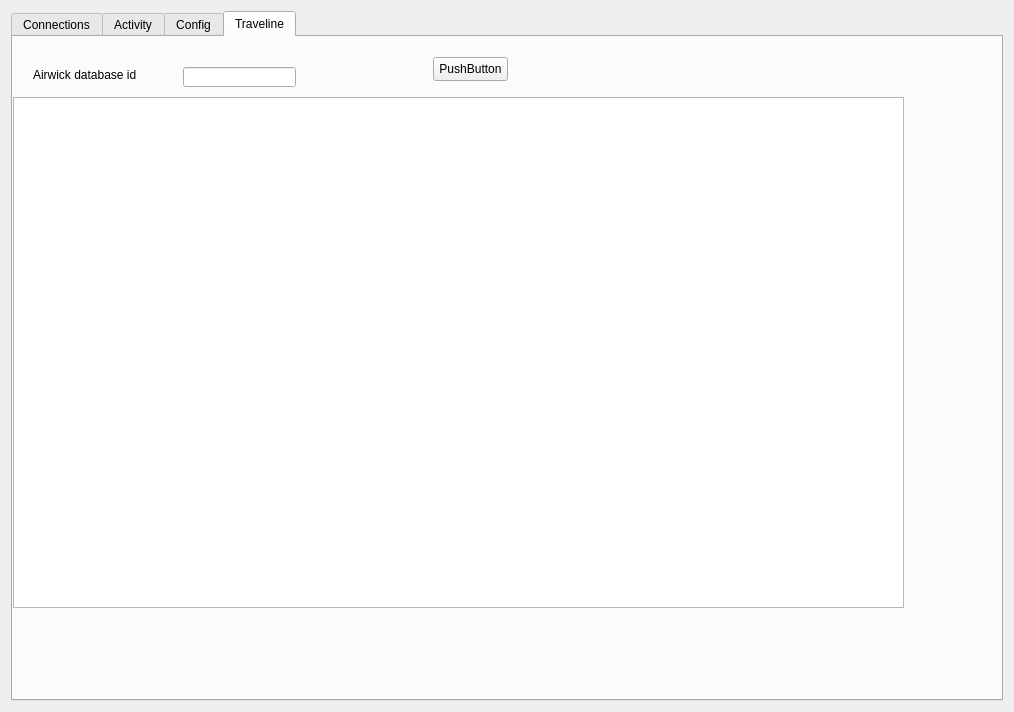
First picture: the form in Server/dlgmain.ui, repository End1-1/Resort, before the edit.
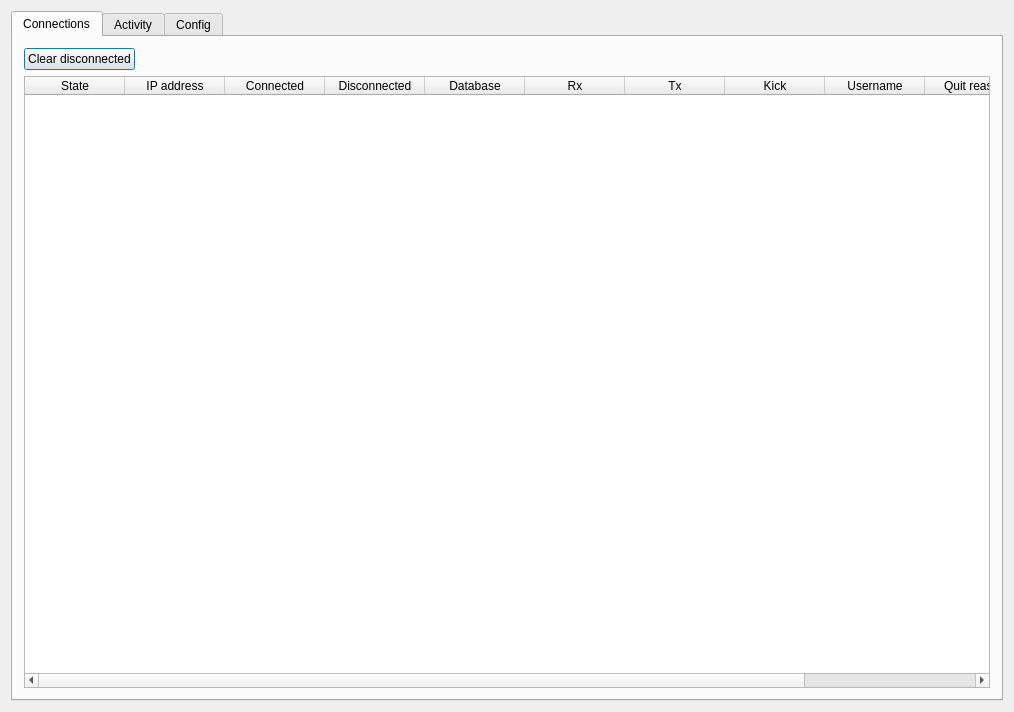
Second picture: the form after the edit. The open tabs and pages were chosen to show the change.

Patch:
```diff
--- a/Server/dlgmain.ui
+++ b/Server/dlgmain.ui
@@ -416,57 +416,6 @@
        </item>
       </layout>
      </widget>
-     <widget class="QWidget" name="tab_3">
-      <attribute name="title">
-       <string>Traveline</string>
-      </attribute>
-      <widget class="QLabel" name="label_13">
-       <property name="geometry">
-        <rect>
-         <x>20</x>
-         <y>30</y>
-         <width>121</width>
-         <height>16</height>
-        </rect>
-       </property>
-       <property name="text">
-        <string>Airwick database id</string>
-       </property>
-      </widget>
-      <widget class="QLineEdit" name="leTravelineDB">
-       <property name="geometry">
-        <rect>
-         <x>170</x>
-         <y>30</y>
-         <width>113</width>
-         <height>20</height>
-        </rect>
-       </property>
-      </widget>
-      <widget class="QTextEdit" name="ttCustom">
-       <property name="geometry">
-        <rect>
-         <x>0</x>
-         <y>60</y>
-         <width>891</width>
-         <height>511</height>
-        </rect>
-       </property>
-      </widget>
-      <widget class="QPushButton" name="pushButton">
-       <property name="geometry">
-        <rect>
-         <x>420</x>
-         <y>20</y>
-         <width>75</width>
-         <height>24</height>
-        </rect>
-       </property>
-       <property name="text">
-        <string>PushButton</string>
-       </property>
-      </widget>
-     </widget>
     </widget>
    </item>
   </layout>
```
